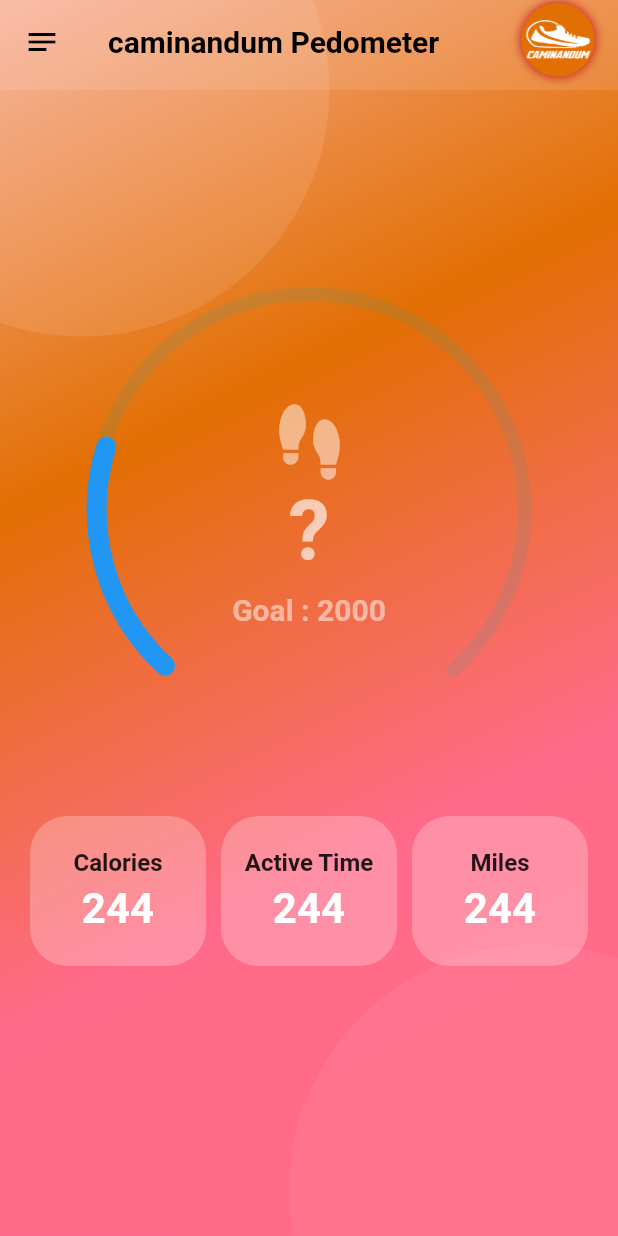
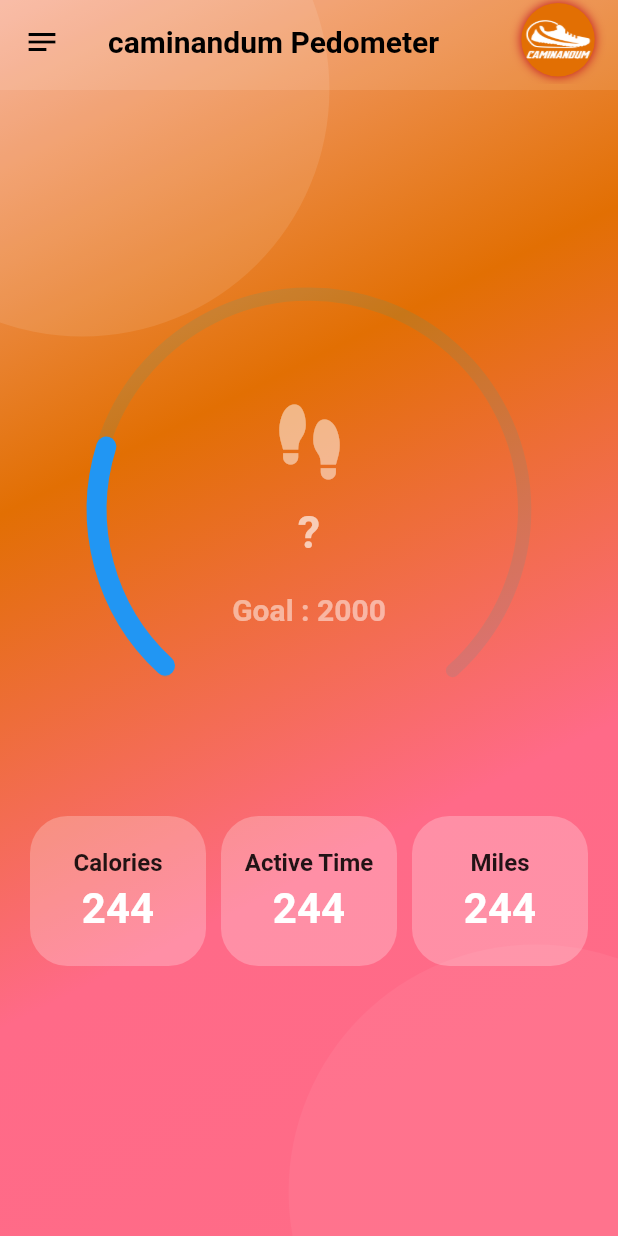
Before and after one commit to fluttertutorialin/caminandum-app-flutter, a Flutter app: the screen it shows after launch, on a phone screen of 412 x 824 dp. Run offline on Flutter 3.47's test engine with Material 2 defaults, Android fonts, the phone set to English and light mode, and no system bars; drawn by our look-alikes of flutter_zoom_drawer, syncfusion_flutter_gauges; our stand-ins replace carousel_slider, flutter_switch, font_awesome_flutter, get, just_audio, pedometer and 1 more; missing offline and left inert: flutter_client_sse, flutter_webrtc, janus_client, perfect_volume_control; network calls fail; statements that could not run were skipped.

Commit message:
fixed ui

```diff
--- a/caminandum_web/lib/view/pages/pedoMeterScreen.dart
+++ b/caminandum_web/lib/view/pages/pedoMeterScreen.dart
@@ -113,7 +113,7 @@ class _PedoMeterScreenState extends State<PedoMeterScreen> {
                       widget: Text(
                         _steps,
                         style: TextStyle(
-                          fontSize: 55,
+                          fontSize: 30,
                           fontWeight: FontWeight.bold,
                           color: Colors.white.withOpacity(0.65),
                         ),
@@ -283,7 +283,7 @@ class _PedoMeterScreenState extends State<PedoMeterScreen> {
   void onStepCountError(error) {
     print('onStepCountError: $error');
     setState(() {
-      _steps = 'Step Count not available';
+      _steps = 'Not available';
     });
   }
 
```
